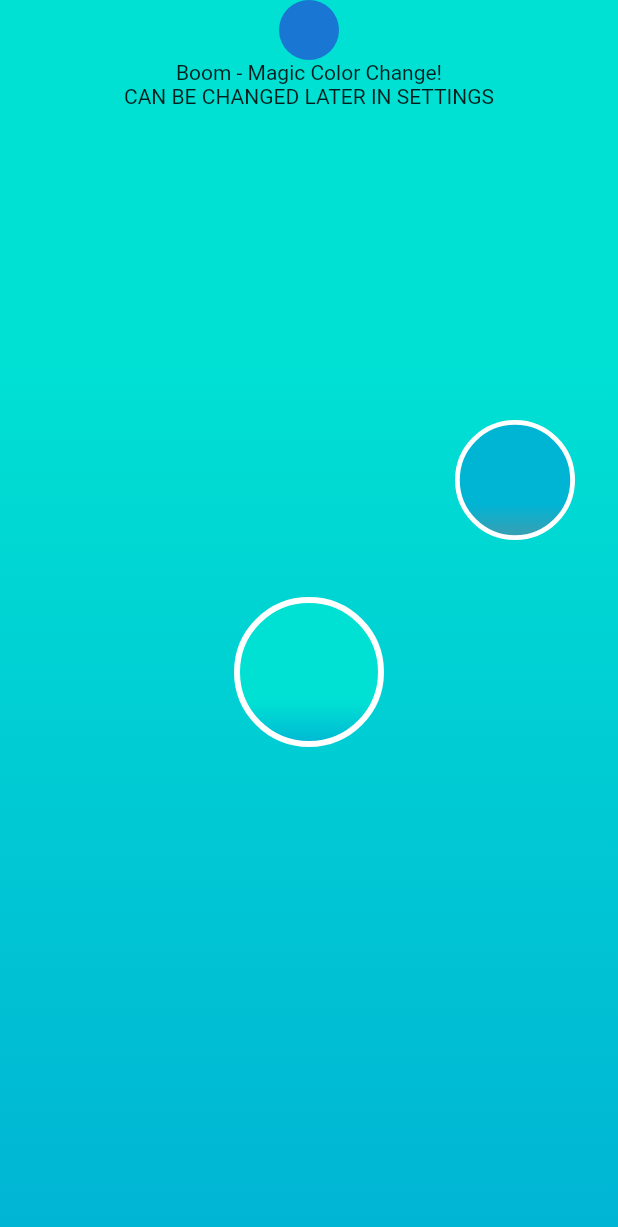
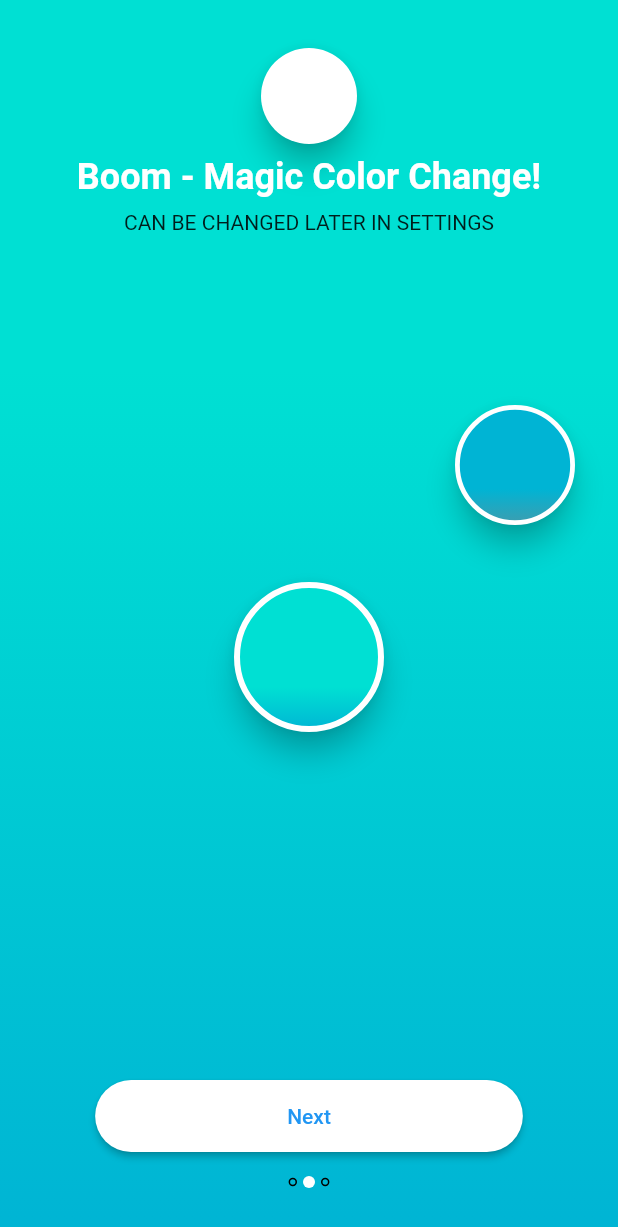
Before and after one commit to charanprasanth/Reflectly-Style-UI, a Flutter app: the screen it shows after launch, on a phone screen of 412 x 824 dp. Shown: the top 1227 px of the screen. Run offline on Flutter 3.47's test engine with Material 2 defaults, Android fonts, the phone set to English and light mode, and no system bars.

Commit message:
second commit

```diff
--- a/analysis_options.yaml
+++ b/analysis_options.yaml
@@ -28,6 +28,7 @@ linter:
 analyzer:
   errors:
     unneccessary_new: ignore
+    curly_braces_in_flow_control_structures: ignore
 
 # Additional information about this file can be found at
 # https://dart.dev/guides/language/analysis-options
--- a/lib/color_selection_page/color_selection_icons/color_selection_icon.dart
+++ b/lib/color_selection_page/color_selection_icons/color_selection_icon.dart
@@ -17,7 +17,7 @@ class WColorSelectionIcon extends StatefulWidget {
   final List<Color> color;
   final double scrollAmount;
   final int index;
-  final void Function(List<Color> color) onTapDown;
+  final void Function(int index, List<Color> color, TapDownDetails) onTapDown;
 }
 
 class _WColorSelectionIconState extends State<WColorSelectionIcon> {
@@ -32,10 +32,7 @@ class _WColorSelectionIconState extends State<WColorSelectionIcon> {
       child: Transform.scale(
         scale: scale!,
         child: GestureDetector(
-          onTapDown: (tapDownDetails) {
-
-            widget.onTapDown(widget.color);
-          },
+          onTapDown: (tapDownDetails) => widget.onTapDown(widget.index, widget.color, tapDownDetails),
           child: _buildIcon(),
         ),
       ),
@@ -44,13 +41,18 @@ class _WColorSelectionIconState extends State<WColorSelectionIcon> {
 
   Widget _buildIcon() {
     const double diameter = 100.0;
-    return Container(
+    return PhysicalModel(
+      color: Colors.transparent,
+      elevation: 8.0,
+      shape: BoxShape.circle,
+      child: Container(
         width: diameter,
         height: diameter,
         decoration: BoxDecoration(
           gradient: _gradient(),
           border: Border.all(color: Colors.white, width: 4.0),
           borderRadius: BorderRadius.circular(3000),
+        ),
       ),
     );
   }
--- a/lib/color_selection_page/color_selection_icons/color_selection_icons.dart
+++ b/lib/color_selection_page/color_selection_icons/color_selection_icons.dart
@@ -10,7 +10,7 @@ class WColorSelectionIcons extends StatefulWidget {
   _WColorSelectionIconsState createState() => _WColorSelectionIconsState();
 
   final List<List<Color>> colors;
-  final void Function(List<Color> color) onTapDown;
+  final void Function(List<Color> color, TapDownDetails) onTapDown;
 }
 
 class _WColorSelectionIconsState extends State<WColorSelectionIcons> {
@@ -40,7 +40,12 @@ class _WColorSelectionIconsState extends State<WColorSelectionIcons> {
         index: index,
         scrollAmount: _scrollAmount,
         color: color,
-        onTapDown: widget.onTapDown,
+        onTapDown: (index, color, tapDownDetails) {
+          widget.onTapDown(color, tapDownDetails);
+          _pageController.animateToPage(index,
+              duration: const Duration(milliseconds: 500),
+              curve: Curves.linear);
+        },
       ),
     );
   }
--- a/lib/color_selection_page/color_selection_page_widget.dart
+++ b/lib/color_selection_page/color_selection_page_widget.dart
@@ -23,30 +23,103 @@ class _WColorSelectionPageState extends State<WColorSelectionPage> {
       controller: _backgroundController,
       initialColor: colors[0],
       // color: colors[0][0],
-      child: Column(
-        children: <Widget>[
-          _buildUpperSection(),
-          Expanded(child: _buildColorSelectionIcons()),
-        ],
+      child: Padding(
+        padding: const EdgeInsets.symmetric(vertical: 32.0),
+        child: Column(
+          children: <Widget>[
+            _buildUpperSection(),
+            Expanded(child: _buildColorSelectionIcons()),
+            _buildNextButton(),
+            const SizedBox(height: 16.0),
+            _buildPageIndexIndicator(),
+          ],
+        ),
       ),
     );
   }
 
   Widget _buildUpperSection() {
+    final ThemeData theme = Theme.of(context);
+
     return Column(
       mainAxisSize: MainAxisSize.min,
-      children: const <Widget>[
-        CircleAvatar(),
-        Text("Boom - Magic Color Change!"),
-
-        Text("CAN BE CHANGED LATER IN SETTINGS"),
+      children: <Widget>[
+        const PhysicalModel(
+          color: Colors.transparent,
+          elevation: 8.0,
+          shape: BoxShape.circle,
+          child: CircleAvatar(backgroundColor: Colors.white, radius: 32.0),
+        ),
+        const SizedBox(height: 8.0),
+        Text(
+          "Boom - Magic Color Change!",
+          style: theme.textTheme.headline5!.copyWith(
+            fontWeight: FontWeight.bold,
+            color: Colors.white,
+          ),
+        ),
+        const SizedBox(height: 8.0),
+        const Text("CAN BE CHANGED LATER IN SETTINGS"),
       ],
     );
   }
 
-  Widget _buildColorSelectionIcons(){
-    void onTapDownCallback(final List<Color> color) => _backgroundController.doPulse(color);
-    return WColorSelectionIcons(colors: colors, onTapDown: onTapDownCallback,);
+  Widget _buildColorSelectionIcons() {
+    void onTapDownCallback(
+        final List<Color> color, final TapDownDetails tapDownDetails) {
+      _backgroundController.doPulse(color, tapDownDetails.globalPosition);
+    }
+
+    return WColorSelectionIcons(
+      colors: colors,
+      onTapDown: onTapDownCallback,
+    );
+  }
+
+  Widget _buildNextButton() {
+    final ButtonStyle style = ButtonStyle(
+        backgroundColor: MaterialStateProperty.all(Colors.white),
+        foregroundColor: MaterialStateProperty.all(Colors.blue),
+        padding: MaterialStateProperty.all(
+            const EdgeInsets.symmetric(horizontal: 128.0, vertical: 16.0)),
+        shape: MaterialStateProperty.all(RoundedRectangleBorder(
+            borderRadius: BorderRadius.circular(3000.0))));
+
+    return ElevatedButton(
+      onPressed: () {},
+      child: const Text("Next"),
+      style: style,
+    );
+  }
+
+  Widget _buildPageIndexIndicator() {
+    const double size = 8.0;
+    final Widget notCurrentIndicator = Container(
+      width: size * 0.7,
+      height: size * 0.7,
+      decoration: BoxDecoration(
+        borderRadius: BorderRadius.circular(30000.0),
+        border: Border.all(color: Colors.black),
+      ),
+    );
+
+    return Row(
+      mainAxisSize: MainAxisSize.min,
+      children: <Widget>[
+        notCurrentIndicator,
+        const SizedBox(width: 4.0),
+        Container(
+          width: size,
+          height: size,
+          decoration: BoxDecoration(
+            color: Colors.white,
+            borderRadius: BorderRadius.circular(30000.0),
+          ),
+        ),
+        const SizedBox(width: 4.0),
+        notCurrentIndicator,
+      ],
+    );
   }
 
   final BackgroundController _backgroundController = BackgroundController();
--- a/pubspec.yaml
+++ b/pubspec.yaml
@@ -34,6 +34,7 @@ dependencies:
   # The following adds the Cupertino Icons font to your application.
   # Use with the CupertinoIcons class for iOS style icons.
   cupertino_icons: ^1.0.2
+  google_fonts: ^2.2.0
 
 dev_dependencies:
   flutter_test:
```
Also changed, not shown: lib/color_selection_page/background/background_widget.dart (+17 -5 lines), lib/color_selection_page/background/ripple/ripple_painter.dart (+5 -3 lines), lib/color_selection_page/background/ripple/ripple_widget.dart (+5 -2 lines), pubspec.lock. Lines whose indentation alone changed are shown as unchanged.
